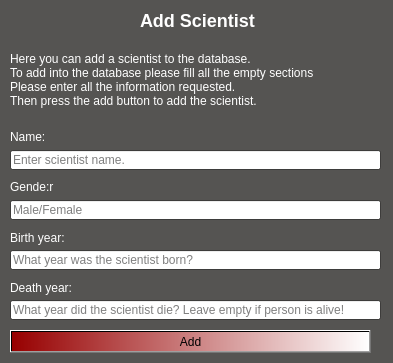
First picture: the form in EndurvinnslustöðATeam/Skil3/Ui/addscientist.ui, repository trunti/verklegtn-m, before the edit.
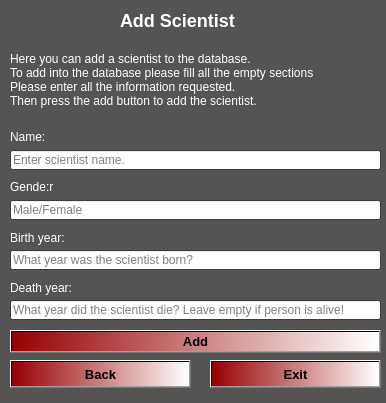
Second picture: the form after the edit. Icons and pictures are not drawn.

Patch:
```diff
--- a/EndurvinnslustöðATeam/Skil3/Ui/addscientist.ui
+++ b/EndurvinnslustöðATeam/Skil3/Ui/addscientist.ui
@@ -6,8 +6,8 @@
    <rect>
     <x>0</x>
     <y>0</y>
-    <width>393</width>
-    <height>363</height>
+    <width>386</width>
+    <height>403</height>
    </rect>
   </property>
   <property name="palette">
@@ -84,9 +84,9 @@
   <widget class="QLabel" name="label">
    <property name="geometry">
     <rect>
-     <x>140</x>
+     <x>120</x>
      <y>10</y>
-     <width>121</width>
+     <width>151</width>
      <height>21</height>
     </rect>
    </property>
@@ -206,10 +206,17 @@
     <rect>
      <x>10</x>
      <y>330</y>
-     <width>361</width>
+     <width>371</width>
      <height>23</height>
     </rect>
    </property>
+   <property name="font">
+    <font>
+     <pointsize>10</pointsize>
+     <weight>75</weight>
+     <bold>true</bold>
+    </font>
+   </property>
    <property name="styleSheet">
     <string notr="true">background-color: qlineargradient(spread:pad, x1:0, y1:0, x2:1, y2:0, stop:0 rgba(151, 0, 0, 255), stop:1 rgba(255, 255, 255, 255));
 </string>
@@ -296,6 +303,52 @@
     <string>&lt;html&gt;&lt;head/&gt;&lt;body&gt;&lt;p&gt;&lt;span style=&quot; color:#ffffff;&quot;&gt;Here you can add a scientist to the database.&lt;br/&gt;To add into the database please fill all the empty sections &lt;br/&gt;Please enter all the information requested.&lt;br/&gt;Then press the add button to add the scientist.&lt;/span&gt;&lt;/p&gt;&lt;/body&gt;&lt;/html&gt;</string>
    </property>
   </widget>
+  <widget class="QPushButton" name="Button_back">
+   <property name="geometry">
+    <rect>
+     <x>10</x>
+     <y>360</y>
+     <width>181</width>
+     <height>28</height>
+    </rect>
+   </property>
+   <property name="font">
+    <font>
+     <pointsize>10</pointsize>
+     <weight>75</weight>
+     <bold>true</bold>
+    </font>
+   </property>
+   <property name="styleSheet">
+    <string notr="true">background-color: qlineargradient(spread:pad, x1:0, y1:0, x2:1, y2:0, stop:0 rgba(151, 0, 0, 255), stop:1 rgba(255, 255, 255, 255));</string>
+   </property>
+   <property name="text">
+    <string>Back</string>
+   </property>
+  </widget>
+  <widget class="QPushButton" name="Button_exit">
+   <property name="geometry">
+    <rect>
+     <x>210</x>
+     <y>360</y>
+     <width>171</width>
+     <height>28</height>
+    </rect>
+   </property>
+   <property name="font">
+    <font>
+     <pointsize>10</pointsize>
+     <weight>75</weight>
+     <bold>true</bold>
+    </font>
+   </property>
+   <property name="styleSheet">
+    <string notr="true">background-color: qlineargradient(spread:pad, x1:0, y1:0, x2:1, y2:0, stop:0 rgba(151, 0, 0, 255), stop:1 rgba(255, 255, 255, 255));</string>
+   </property>
+   <property name="text">
+    <string>Exit</string>
+   </property>
+  </widget>
  </widget>
  <resources>
   <include location="../resource.qrc"/>
```
